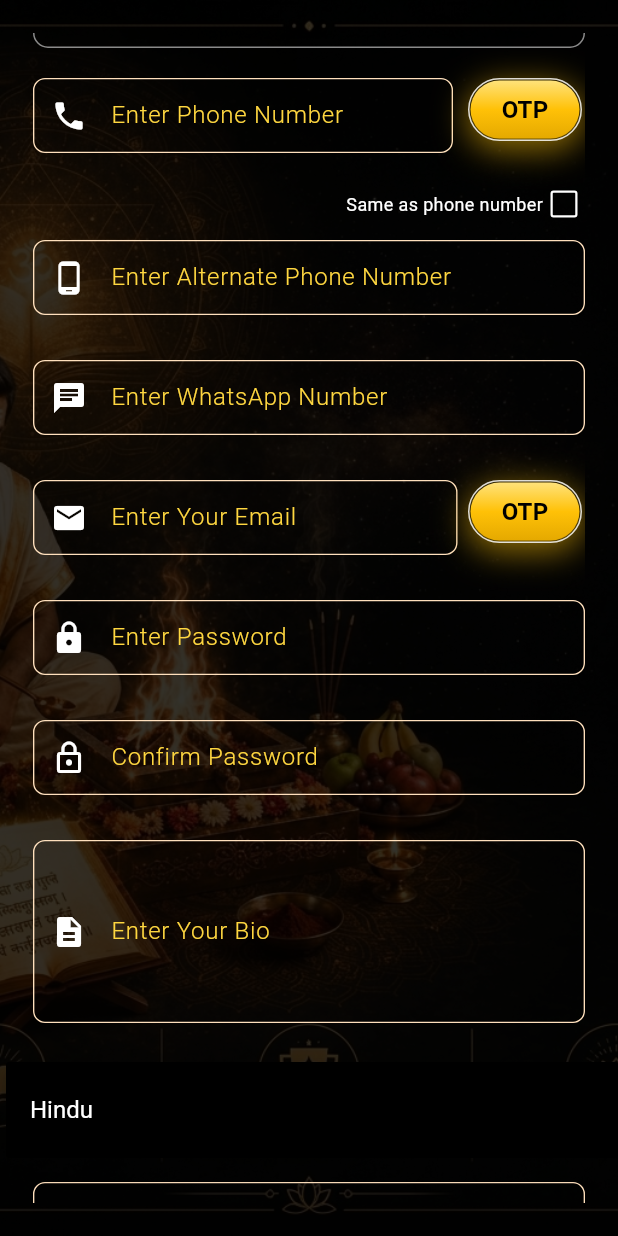
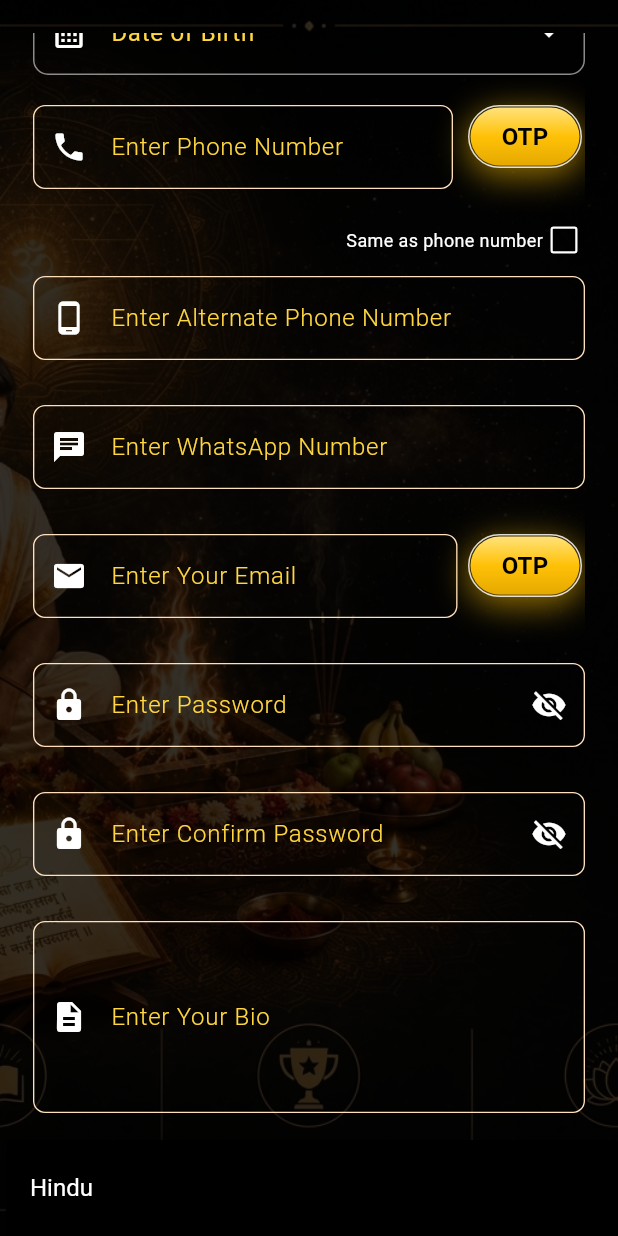
Before and after one commit to bhaveshkapade199/PuroHit_setu_app, a Flutter app: the RegisterScreen screen opened directly, scrolled down 576 dp, after a tap on "Select Religion", on a phone screen of 412 x 824 dp. Run offline on Flutter 3.47's test engine with Material 3 defaults, Android fonts, the light colour scheme and no system bars; our stand-ins replace circle_nav_bar, dio, equatable, flutter_animate, flutter_bloc, get_storage and 2 more; missing offline and left inert: animate_text; accounts and stored records are empty.

Commit message:
Add Some Changes in the Register Screen

```diff
--- a/lib/Bloc/Auth/register_bloc/register_event.dart
+++ b/lib/Bloc/Auth/register_bloc/register_event.dart
@@ -148,3 +148,12 @@ class VerifyEmailOtpEvent extends RegisterEvent {
   @override
   List<Object?> get props => [otp];
 }
+
+class PasswordVisibilityEvent extends RegisterEvent {
+  final bool isVisible;
+
+  const PasswordVisibilityEvent(this.isVisible);
+
+  @override
+  List<Object?> get props => [isVisible];
+}
--- a/lib/Bloc/Auth/register_bloc/register_state.dart
+++ b/lib/Bloc/Auth/register_bloc/register_state.dart
@@ -18,6 +18,10 @@ abstract class RegisterState extends Equatable {
   final bool emailOtpSent;
   final bool emailVerified;
 
+  //for the password visible
+
+  final bool isPasswordVisible;
+
   const RegisterState({
     this.gender = "",
     this.religion = "",
@@ -30,6 +34,8 @@ abstract class RegisterState extends Equatable {
 
     this.emailOtpSent = false,
     this.emailVerified = false,
+
+    this.isPasswordVisible = false,
   });
 
   @override
@@ -65,6 +71,7 @@ class RegisterInitialState extends RegisterState {
 
     super.emailOtpSent,
     super.emailVerified,
+    super.isPasswordVisible
   });
 }
 
@@ -149,6 +156,7 @@ class RegisterErrorState extends RegisterState {
 
     super.emailOtpSent,
     super.emailVerified,
+    super.isPasswordVisible,
   });
 
   @override
@@ -165,5 +173,6 @@ class RegisterErrorState extends RegisterState {
 
     emailOtpSent,
     emailVerified,
+    isPasswordVisible,
   ];
 }
--- a/lib/Constant/api_endpoint.dart
+++ b/lib/Constant/api_endpoint.dart
@@ -1,7 +1,7 @@
 class ApiEndpoint {
-  final String BaseUrl = "https://purohitsetu.com/api/gurujis";
+  final String baseUrl = "https://purohitsetu.com/api/gurujis";
 
-  final String GurujiRegApi = "/add_guruji";
+  final String gurujiRegApi = "/add_guruji";
 
-  final String GurujiLogin = "/login_guruji";
+  final String gurujiLogin = "/login_guruji";
 }
--- a/lib/Repository/Auth/auth_repository.dart
+++ b/lib/Repository/Auth/auth_repository.dart
@@ -30,7 +30,7 @@ class AuthRepository {
     required int experienceYears,
     required String languagePreference,
   }) async {
-    final registerApi = ApiEndpoint().BaseUrl + ApiEndpoint().GurujiRegApi;
+    final registerApi = ApiEndpoint().baseUrl + ApiEndpoint().gurujiRegApi;
 
     debugPrint("========================================");
     debugPrint("REGISTER API: $registerApi");
@@ -113,7 +113,7 @@ class AuthRepository {
   //Create the function for the login
 
   Future<GurujiLoginModel?> login(String phoneNum, String password) async {
-    final loginApi = ApiEndpoint().BaseUrl + ApiEndpoint().GurujiLogin;
+    final loginApi = ApiEndpoint().baseUrl + ApiEndpoint().gurujiLogin;
 
     debugPrint('Login API: $loginApi');
 
--- a/lib/Views/Auth/register_screen.dart
+++ b/lib/Views/Auth/register_screen.dart
@@ -367,24 +367,65 @@ class RegisterScreen extends StatelessWidget {
                     const SizedBox(height: 10),
 
                     // Password
-                    FormTextField(
+                    BlocBuilder<RegisterBloc, RegisterState>(
+                      builder: (context, state) {
+                        return FormTextField(
                           controller: passwordController,
+
                           label: "Enter Password",
-                      prefixIcon: const Icon(Icons.lock, color: Colors.white),
-                      obscureText: true,
+                          prefixIcon: const Icon(
+                            Icons.lock,
+                            color: Colors.white,
                           ),
-
+                          obscureText: !state.isPasswordVisible,
+                          suffixIcon: IconButton(
+                            icon: Icon(
+                              state.isPasswordVisible
+                                  ? Icons.visibility
+                                  : Icons.visibility_off,
+                              color: Colors.white,
+                            ),
+                            onPressed: () {
+                              context.read<RegisterBloc>().add(
+                                PasswordVisibilityEvent(
+                                  !state.isPasswordVisible,
+                                ),
+                              );
+                            },
+                          ),
+                        );
+                      },
+                    ),
                     const SizedBox(height: 10),
 
                     // Confirm Password
-                    FormTextField(
+                    BlocBuilder<RegisterBloc, RegisterState>(
+                      builder: (context, state) {
+                        return FormTextField(
                           controller: confirmPasswordController,
-                      label: "Confirm Password",
+                          label: "Enter Confirm Password",
                           prefixIcon: const Icon(
-                        Icons.lock_outline,
+                            Icons.lock,
                             color: Colors.white,
                           ),
-                      obscureText: true,
+                          obscureText: !state.isPasswordVisible,
+                          suffixIcon: IconButton(
+                            icon: Icon(
+                              state.isPasswordVisible
+                                  ? Icons.visibility
+                                  : Icons.visibility_off,
+                              color: Colors.white,
+                            ),
+                            onPressed: () {
+                              context.read<RegisterBloc>().add(
+                                PasswordVisibilityEvent(
+                                  !state.isPasswordVisible,
+                                ),
+                              );
+                            },
+                          ),
+                        );
+                      },
                     ),
 
                     const SizedBox(height: 10),
--- a/lib/Widget/form_field.dart
+++ b/lib/Widget/form_field.dart
@@ -59,7 +59,7 @@ class FormTextField extends StatelessWidget {
           suffixIcon: suffixIcon,
           contentPadding: const EdgeInsets.symmetric(
             horizontal: 6,
-            vertical: 13,
+            vertical: 16,
           ),
           border: OutlineInputBorder(borderRadius: BorderRadius.circular(4)),
           enabledBorder: OutlineInputBorder(
```
Also changed, not shown: lib/Bloc/Auth/register_bloc/register_bloc.dart (+75 -132 lines), lib/Views/Auth/forget_password_screen.dart (+63 -2 lines), lib/Views/Auth/login_screen.dart (+9 -1 lines), lib/Views/Homescreen/homescreen.dart (+8 -14 lines). Lines whose indentation alone changed are shown as unchanged.
